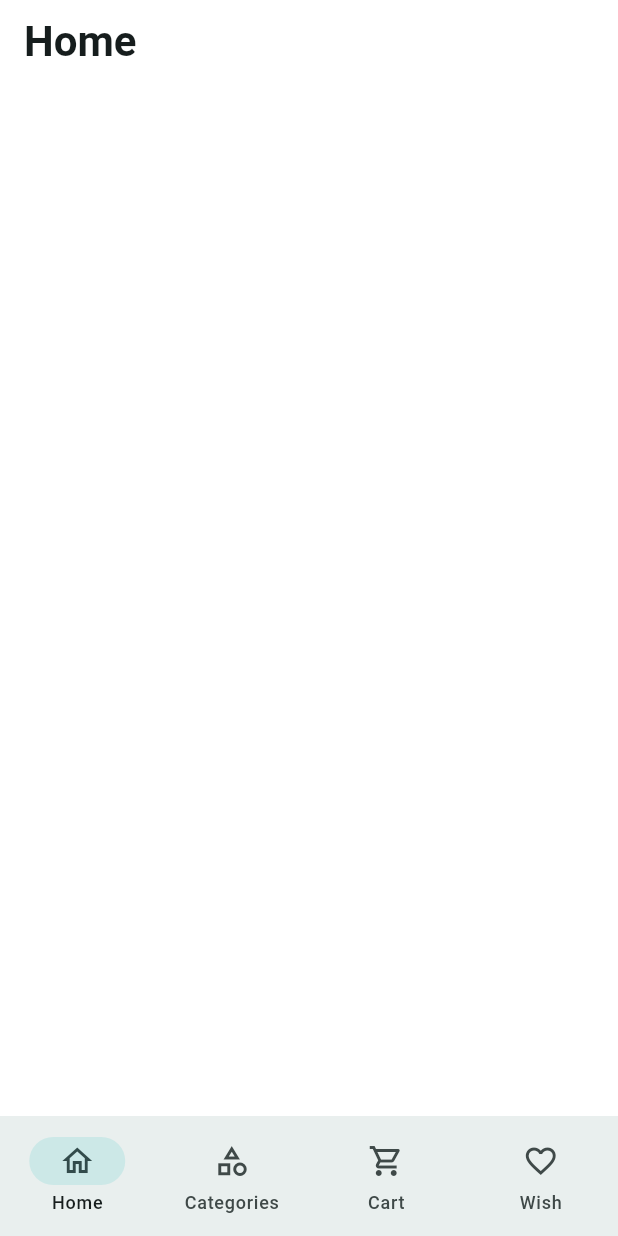
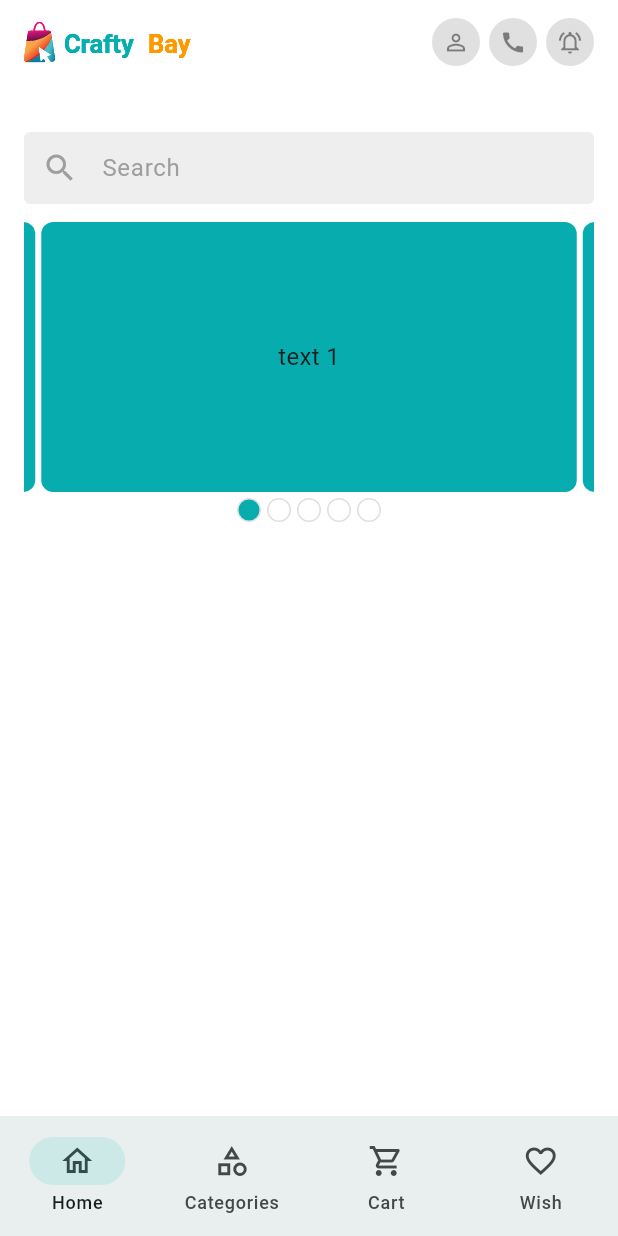
Before and after one commit to arifuzzaman292750/ecommerce_app_review, a Flutter app: the screen it shows after launch, on a phone screen of 412 x 824 dp. Run offline on Flutter 3.47's test engine with Material 3 defaults, Android fonts, the phone set to English and light mode, and no system bars; drawn by our look-alikes of carousel_slider; our stand-ins replace email_validator, flutter_svg, get, pin_code_fields.

Commit message:
home screen in progress

```diff
--- a/lib/app/assets_path.dart
+++ b/lib/app/assets_path.dart
@@ -2,4 +2,5 @@ class AssetsPath {
   static const String _imagePath = 'assets/images';
 
   static const String appLogoSvg = '$_imagePath/logo.svg';
+  static const String navAppLogoSvg = '$_imagePath/logo_nav.svg';
 }
--- a/lib/features/home/ui/screens/home_screen.dart
+++ b/lib/features/home/ui/screens/home_screen.dart
@@ -1,4 +1,9 @@
+import 'package:ecommerce_app_review/app/assets_path.dart';
+import 'package:ecommerce_app_review/features/home/ui/widgets/app_bar_icon_button.dart';
+import 'package:ecommerce_app_review/features/home/ui/widgets/home_carousel_slider.dart';
+import 'package:ecommerce_app_review/features/home/ui/widgets/home_search_bar.dart';
 import 'package:flutter/material.dart';
+import 'package:flutter_svg/flutter_svg.dart';
 
 class HomeScreen extends StatefulWidget {
   const HomeScreen({super.key});
@@ -10,12 +15,51 @@ class HomeScreen extends StatefulWidget {
 }
 
 class _HomeScreenState extends State<HomeScreen> {
+  final TextEditingController _homeSearchBarTEController =
+      TextEditingController();
+
   @override
   Widget build(BuildContext context) {
     return Scaffold(
-      appBar: AppBar(
-        title: Text('Home'),
+      appBar: _buildAppBar(),
+      body: SingleChildScrollView(
+        child: Padding(
+          padding: const EdgeInsets.all(16.0),
+          child: Column(
+            children: [
+              SizedBox(height: 16),
+              HomeSearchBar(
+                controller: _homeSearchBarTEController,
+              ),
+              SizedBox(height: 12),
+              HomeCarouselSlider(),
+            ],
+          ),
+        ),
       ),
     );
   }
+
+  AppBar _buildAppBar() {
+    return AppBar(
+      title: SvgPicture.asset(AssetsPath.navAppLogoSvg),
+      actions: [
+        AppBarIconButton(
+          icon: Icons.person_outline,
+          onTap: () {},
+        ),
+        SizedBox(width: 6),
+        AppBarIconButton(
+          icon: Icons.call,
+          onTap: () {},
+        ),
+        SizedBox(width: 6),
+        AppBarIconButton(
+          icon: Icons.notifications_active_outlined,
+          onTap: () {},
+        ),
+        SizedBox(width: 16),
+      ],
+    );
+  }
 }
--- /dev/null
+++ b/lib/features/home/ui/widgets/app_bar_icon_button.dart
@@ -0,0 +1,28 @@
+import 'package:flutter/material.dart';
+
+class AppBarIconButton extends StatelessWidget {
+  const AppBarIconButton({
+    super.key,
+    required this.icon,
+    required this.onTap,
+  });
+
+  final IconData icon;
+  final VoidCallback onTap;
+
+  @override
+  Widget build(BuildContext context) {
+    return GestureDetector(
+      onTap: onTap,
+      child: CircleAvatar(
+        backgroundColor: Colors.grey.shade300,
+        radius: 16,
+        child: Icon(
+          icon,
+          size: 18,
+          color: Colors.black45,
+        ),
+      ),
+    );
+  }
+}
--- /dev/null
+++ b/lib/features/home/ui/widgets/home_carousel_slider.dart
@@ -0,0 +1,76 @@
+import 'package:carousel_slider/carousel_slider.dart';
+import 'package:ecommerce_app_review/app/app_colors.dart';
+import 'package:flutter/material.dart';
+
+class HomeCarouselSlider extends StatefulWidget {
+  const HomeCarouselSlider({
+    super.key,
+  });
+
+  @override
+  State<HomeCarouselSlider> createState() => _HomeCarouselSliderState();
+}
+
+class _HomeCarouselSliderState extends State<HomeCarouselSlider> {
+  final ValueNotifier<int> _selectedIndex = ValueNotifier(0);
+
+  @override
+  Widget build(BuildContext context) {
+    return Column(
+      children: [
+        CarouselSlider(
+          options: CarouselOptions(
+            height: 180.0,
+            viewportFraction: 0.95,
+            onPageChanged: (currentIndex, reason) {
+              _selectedIndex.value = currentIndex;
+            },
+          ),
+          items: [1, 2, 3, 4, 5].map((i) {
+            return Builder(
+              builder: (BuildContext context) {
+                return Container(
+                  width: MediaQuery.of(context).size.width,
+                  margin: EdgeInsets.symmetric(horizontal: 2.0),
+                  decoration: BoxDecoration(
+                    color: AppColors.themeColor,
+                    borderRadius: BorderRadius.circular(8),
+                  ),
+                  alignment: Alignment.center,
+                  child: Text(
+                    'text $i',
+                    style: TextStyle(fontSize: 16.0),
+                  ),
+                );
+              },
+            );
+          }).toList(),
+        ),
+        SizedBox(height: 4),
+        ValueListenableBuilder(
+          valueListenable: _selectedIndex,
+          builder: (context, value, _) {
+            return Row(
+              mainAxisAlignment: MainAxisAlignment.center,
+              children: [
+                for (int i = 0; i < 5; i++)
+                  Container(
+                    width: 16,
+                    height: 16,
+                    margin: EdgeInsets.symmetric(horizontal: 2),
+                    decoration: BoxDecoration(
+                      borderRadius: BorderRadius.circular(20),
+                      border: Border.all(color: Colors.grey.shade300),
+                      color: value == i
+                          ? AppColors.themeColor
+                          : Colors.transparent,
+                    ),
+                  ),
+              ],
+            );
+          },
+        ),
+      ],
+    );
+  }
+}
--- /dev/null
+++ b/lib/features/home/ui/widgets/home_search_bar.dart
@@ -0,0 +1,35 @@
+import 'package:flutter/material.dart';
+
+class HomeSearchBar extends StatelessWidget {
+  const HomeSearchBar({
+    super.key,
+    required this.controller,
+  });
+
+  final TextEditingController controller;
+
+  @override
+  Widget build(BuildContext context) {
+    return TextField(
+      controller: controller,
+      decoration: InputDecoration(
+        fillColor: Colors.grey.shade200,
+        filled: true,
+        prefixIcon: Icon(
+          Icons.search,
+          color: Colors.grey,
+        ),
+        hintText: 'Search',
+        border: OutlineInputBorder(
+          borderSide: BorderSide.none,
+        ),
+        enabledBorder: OutlineInputBorder(
+          borderSide: BorderSide.none,
+        ),
+        focusedBorder: OutlineInputBorder(
+          borderSide: BorderSide.none,
+        ),
+      ),
+    );
+  }
+}
--- a/pubspec.yaml
+++ b/pubspec.yaml
@@ -38,6 +38,7 @@ dependencies:
   email_validator: ^3.0.0
   pin_code_fields: ^8.0.1
   get: ^4.6.6
+  carousel_slider: ^5.0.0
 
 dev_dependencies:
   flutter_test:
```
Also changed, not shown: lib/features/common/ui/screens/main_bottom_nav_screen.dart (+5 -4 lines), pubspec.lock.
